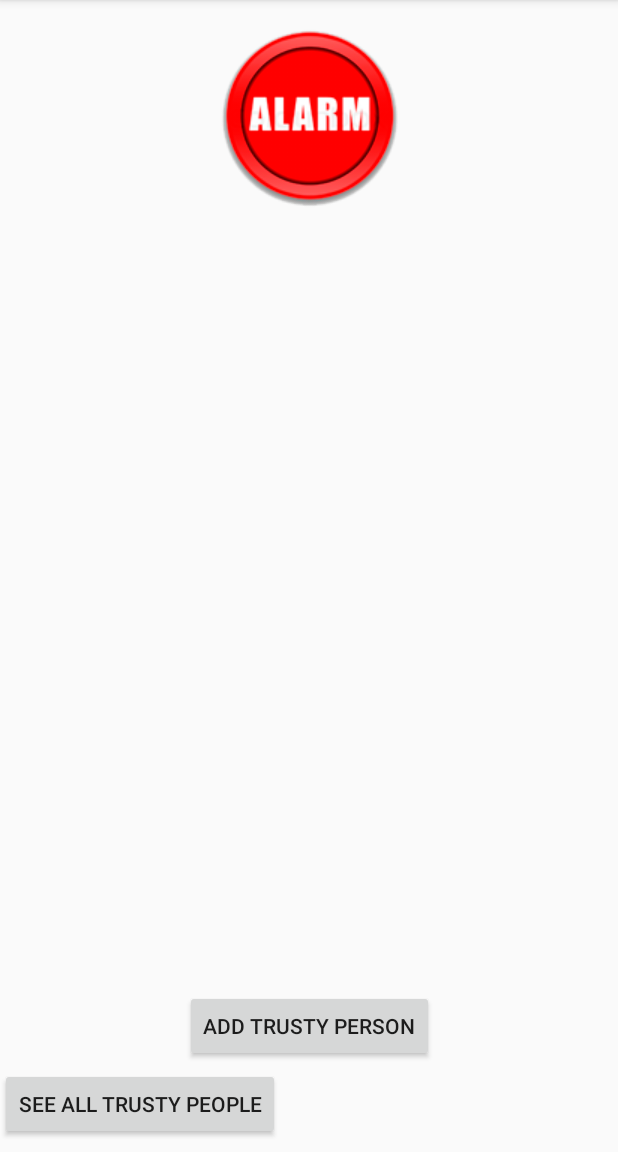
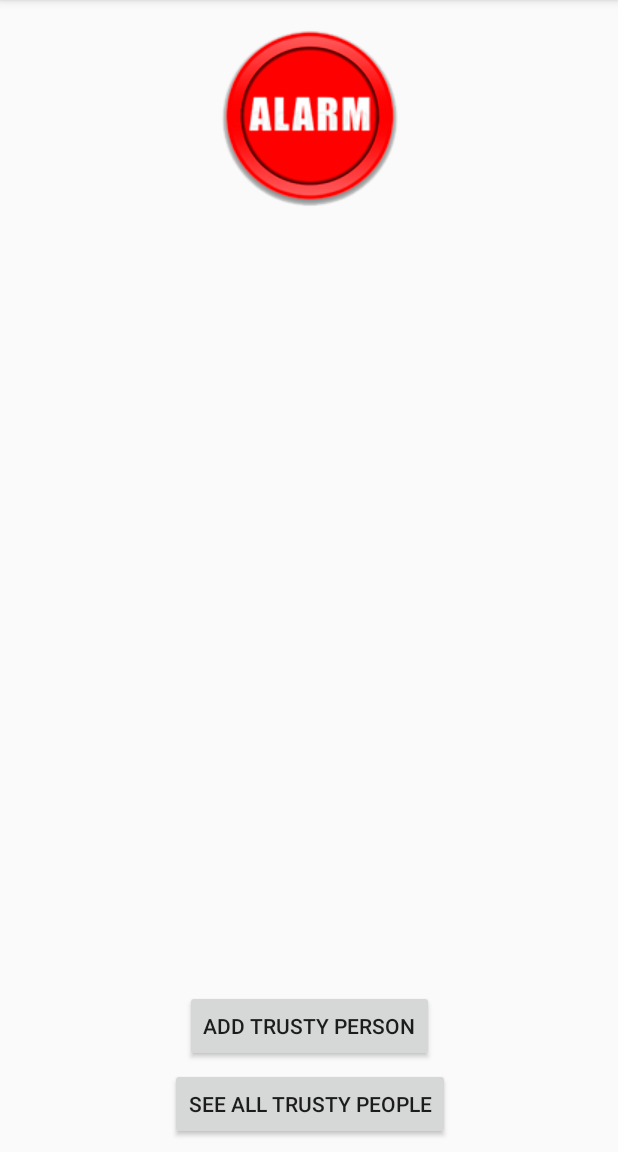
Before and after one commit to Alpkant/AlertButton, an Android app: the screen it shows after launch (MainActivity), on a phone screen of 412 x 824 dp, the part 84-1236 px from its top. Run offline under Robolectric (Android 15) with nearby library versions, the phone set to English and light mode, and no system bars.

Commit message:
LAyout has been improved.

```diff
--- a/app/src/main/res/layout/activity_main.xml
+++ b/app/src/main/res/layout/activity_main.xml
@@ -40,13 +40,12 @@
         android:text="@string/list_people"
         app:layout_constraintBottom_toBottomOf="parent"
         android:layout_marginBottom="8dp"
-        android:layout_marginLeft="0dp"
-        android:layout_marginRight="0dp"
         android:id="@+id/list_button"
         android:layout_marginTop="8dp"
         app:layout_constraintTop_toBottomOf="@+id/add_button"
         app:layout_constraintVertical_bias="1.0"
-        app:layout_constraintLeft_toRightOf="@+id/add_button"
-        app:layout_constraintHorizontal_bias="0.501"
-        app:layout_constraintRight_toLeftOf="@+id/add_button" />
+        android:layout_marginRight="0dp"
+        app:layout_constraintRight_toRightOf="@+id/main_add_button"
+        android:layout_marginLeft="0dp"
+        app:layout_constraintLeft_toLeftOf="@+id/main_add_button" />
 </android.support.constraint.ConstraintLayout>
```
Also changed, not shown: app/src/main/res/layout/list_person.xml (+11 -4 lines).
